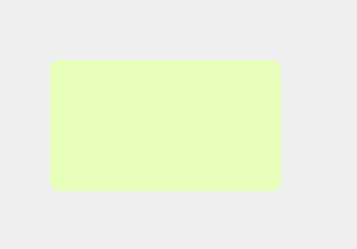
First picture: the form in project_1/private_chat.ui, repository mobinamassah/Messenger_project, before the edit.
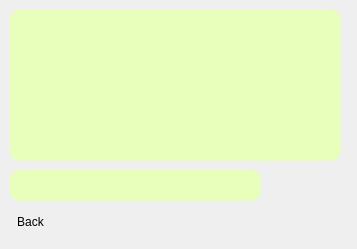
Second picture: the form after the edit. Icons and pictures are not drawn.

Commit message: Chat page design

Patch:
```diff
--- a/project_1/private_chat.ui
+++ b/project_1/private_chat.ui
@@ -32,8 +32,8 @@
   <widget class="QPushButton" name="pushButton">
    <property name="geometry">
     <rect>
-     <x>260</x>
-     <y>200</y>
+     <x>270</x>
+     <y>170</y>
      <width>71</width>
      <height>31</height>
     </rect>
@@ -47,25 +47,11 @@
     <string/>
    </property>
   </widget>
-  <widget class="QTextEdit" name="textEdit">
-   <property name="geometry">
-    <rect>
-     <x>50</x>
-     <y>60</y>
-     <width>231</width>
-     <height>131</height>
-    </rect>
-   </property>
-   <property name="styleSheet">
-    <string notr="true">border-rAdius:10px;
-background-color: rgb(231, 255, 187);</string>
-   </property>
-  </widget>
   <widget class="QLabel" name="label_2">
    <property name="geometry">
     <rect>
-     <x>30</x>
-     <y>40</y>
+     <x>160</x>
+     <y>70</y>
      <width>51</width>
      <height>51</height>
     </rect>
@@ -79,6 +65,52 @@
     <string/>
    </property>
   </widget>
+  <widget class="QLineEdit" name="lineEdit">
+   <property name="geometry">
+    <rect>
+     <x>10</x>
+     <y>170</y>
+     <width>251</width>
+     <height>31</height>
+    </rect>
+   </property>
+   <property name="styleSheet">
+    <string notr="true">border-rAdius:10px;
+background-color: rgb(231, 255, 187);</string>
+   </property>
+  </widget>
+  <widget class="QPushButton" name="pushButton_2">
+   <property name="geometry">
+    <rect>
+     <x>10</x>
+     <y>210</y>
+     <width>41</width>
+     <height>24</height>
+    </rect>
+   </property>
+   <property name="styleSheet">
+    <string notr="true">font: 600 9pt &quot;Bahnschrift SemiBold&quot;;
+color: rgb(0, 0, 0);
+border-style: solid;</string>
+   </property>
+   <property name="text">
+    <string>Back</string>
+   </property>
+  </widget>
+  <widget class="QListView" name="listView">
+   <property name="geometry">
+    <rect>
+     <x>10</x>
+     <y>10</y>
+     <width>331</width>
+     <height>151</height>
+    </rect>
+   </property>
+   <property name="styleSheet">
+    <string notr="true">border-rAdius:10px;
+background-color: rgb(231, 255, 187);</string>
+   </property>
+  </widget>
  </widget>
  <resources/>
  <connections/>
```
The commit also changes 5 other files.
